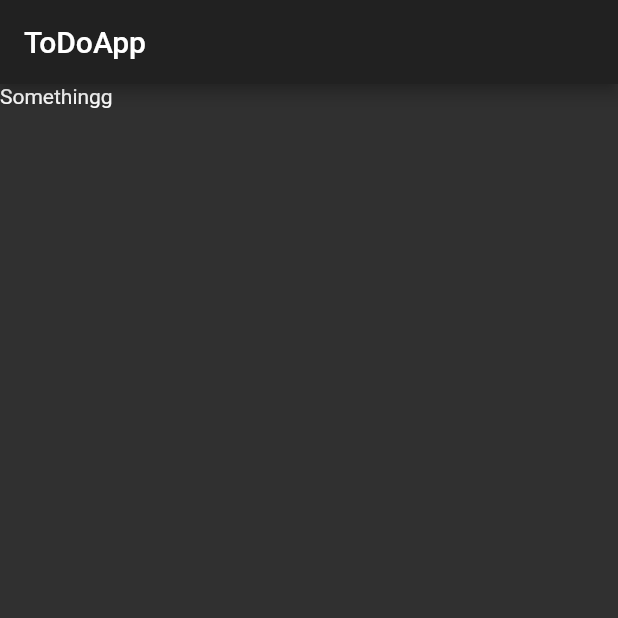
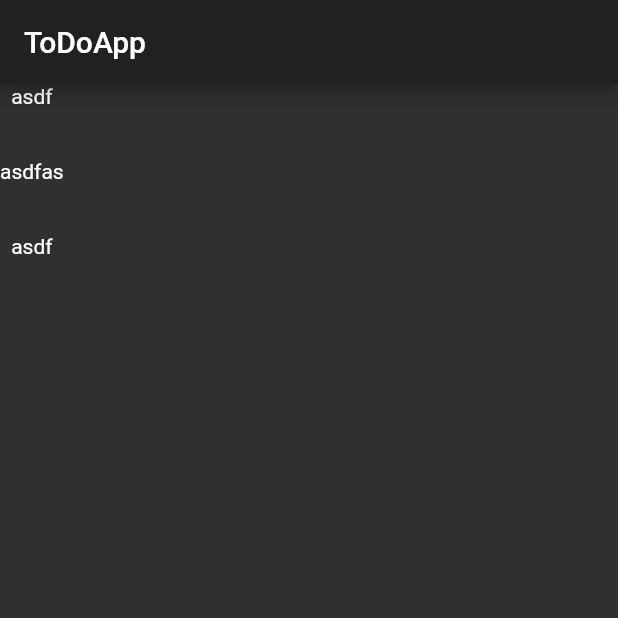
Before and after one commit to ED1FF/test_app, a Flutter app: the screen it shows after launch, on a phone screen of 412 x 824 dp, the top half of it. Run offline on Flutter 3.47's test engine with Material 2 defaults, Android fonts, the phone set to English and light mode, and no system bars; our stand-ins replace full_screen_image; missing offline and left inert: random_words.

Commit message:
Add Function of removing items from list

```diff
--- a/2_todo_app/lib/components/todo_list.dart
+++ b/2_todo_app/lib/components/todo_list.dart
@@ -1,4 +1,5 @@
 import 'package:flutter/material.dart';
+import 'package:todo_app/components/todo_list_item.dart';
 import 'package:todo_app/models/todo.dart';
 
 class ToDoList extends StatefulWidget {
@@ -11,18 +12,28 @@ class ToDoList extends StatefulWidget {
 class _ToDoListState extends State<ToDoList> {
   List<ToDo> _todoList = [
     ToDo(1, 'asdf', 'asdf'),
+    ToDo(2, 'asdfas', 'asdf'),
+    ToDo(3, 'asdf', 'asdf'),
   ];
 
-  void clearList() {
+  void clearList(todo) {
     setState(() {
-      _todoList = [];
+      _todoList.remove(todo);
     });
   }
 
   @override
   Widget build(BuildContext context) {
     return Container(
-      child: Text('Somethingg'),
+      child: Column(
+        children: _todoList
+            .map((i) => ToDoListItem(i, () {
+                  setState(() {
+                    _todoList.remove(i);
+                  });
+                }))
+            .toList(),
+      ),
     );
   }
 }
--- /dev/null
+++ b/2_todo_app/lib/components/todo_list_item.dart
@@ -0,0 +1,19 @@
+import 'package:flutter/material.dart';
+import 'package:todo_app/models/todo.dart';
+
+class ToDoListItem extends StatelessWidget {
+  final ToDo todo;
+  final Function deleteToDo;
+  const ToDoListItem(this.todo, this.deleteToDo);
+
+  @override
+  Widget build(BuildContext context) {
+    return GestureDetector(
+      onTap: deleteToDo,
+      child: Container(
+        height: 50,
+        child: Text(todo.title),
+      ),
+    );
+  }
+}
```
